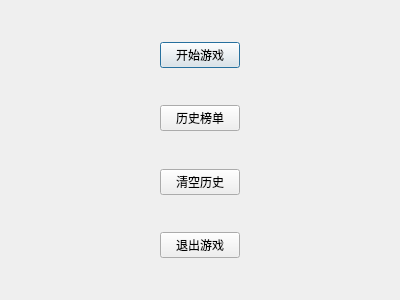
This is CBeginDialog.ui in Jecklin/uno_game as Qt 5 draws it before an edit. The edited form follows.
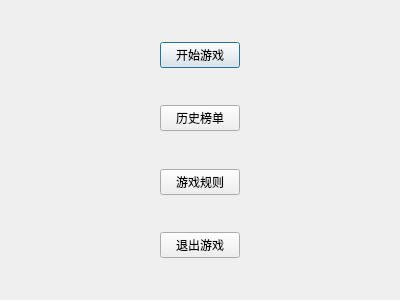
This is the edited form.

Commit message: 添加规则界面，添加榜单单次计分

The edit to the form file:
```diff
--- a/CBeginDialog.ui
+++ b/CBeginDialog.ui
@@ -72,7 +72,7 @@
      <item>
       <widget class="QPushButton" name="cleanButton">
        <property name="text">
-        <string>清空历史</string>
+        <string>游戏规则</string>
        </property>
       </widget>
      </item>
```
Left out of the diff: 2 changed lines with no effect on the pictures. The commit also changes 10 other files.
